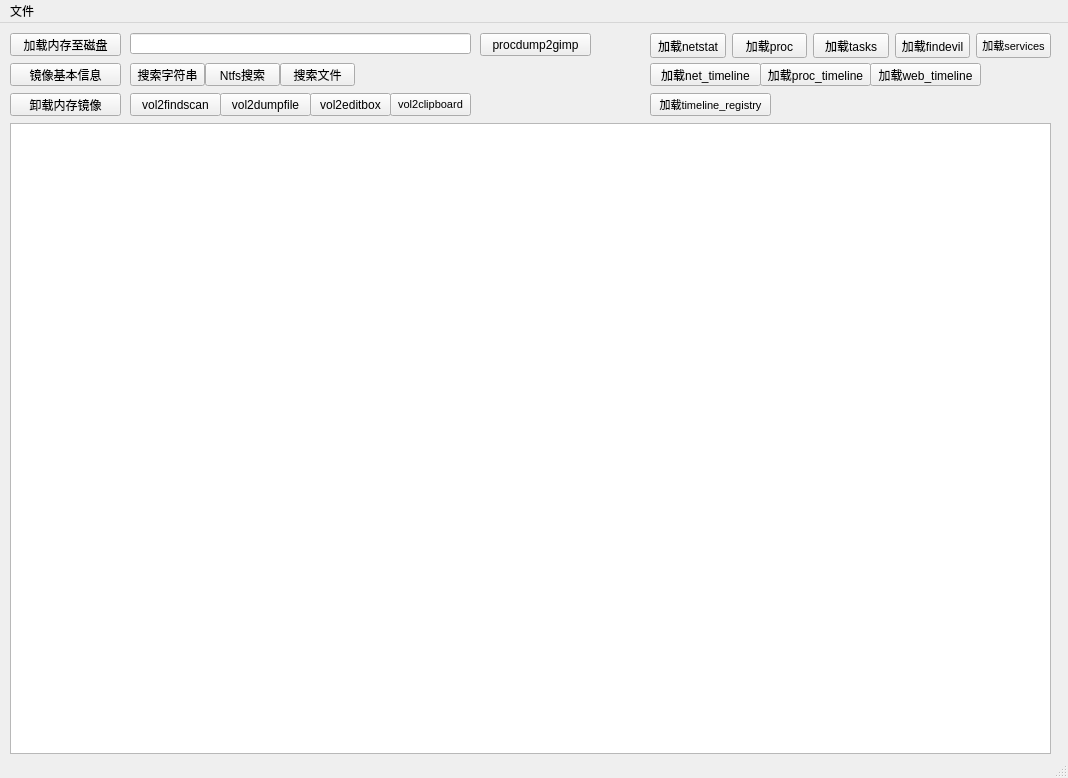
Qt form Lovelymem.ui (Tokeii0/LovelyMem) before a commit.
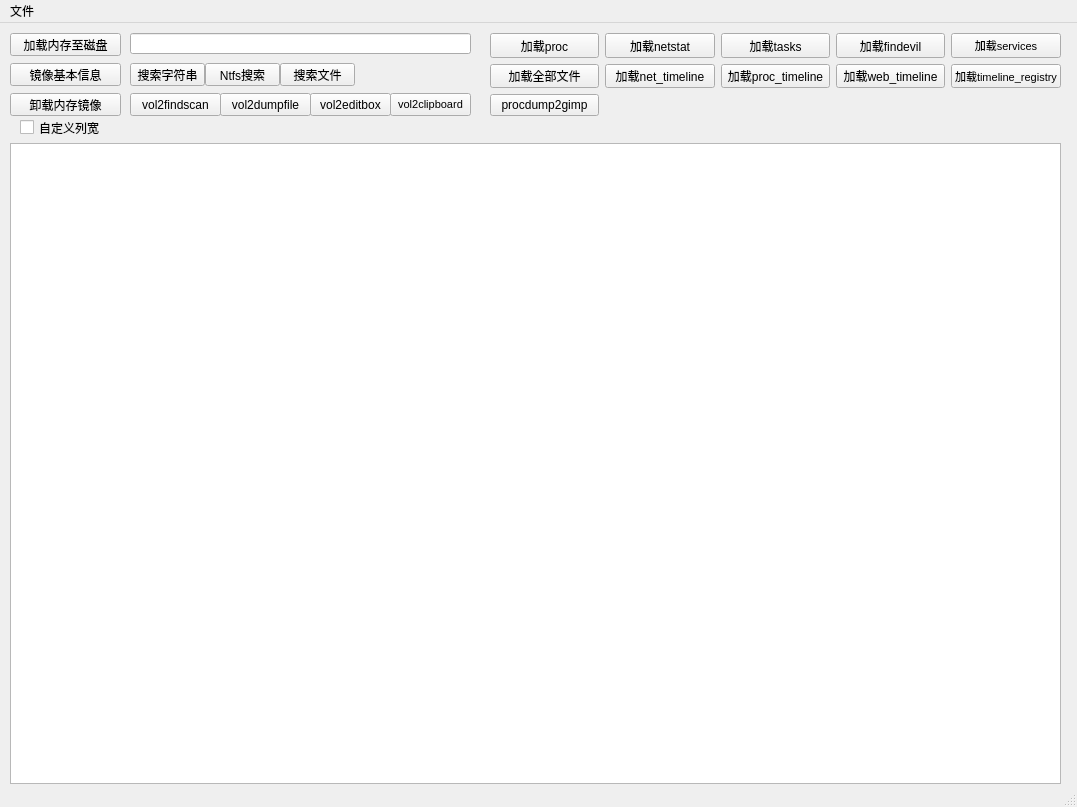
The same form after that commit.

Commit message: 版本更新至 v0.3

The edit to the form file:
```diff
--- a/Lovelymem.ui
+++ b/Lovelymem.ui
@@ -6,8 +6,8 @@
    <rect>
     <x>0</x>
     <y>0</y>
-    <width>1068</width>
-    <height>778</height>
+    <width>1077</width>
+    <height>807</height>
    </rect>
   </property>
   <property name="windowTitle">
@@ -44,9 +44,9 @@
     <property name="geometry">
      <rect>
       <x>10</x>
-      <y>100</y>
-      <width>1041</width>
-      <height>631</height>
+      <y>120</y>
+      <width>1051</width>
+      <height>641</height>
      </rect>
     </property>
     <property name="rowCount">
@@ -94,45 +94,6 @@
      <string/>
     </property>
    </widget>
-   <widget class="QPushButton" name="pushButton_load_netstat_timeline">
-    <property name="geometry">
-     <rect>
-      <x>650</x>
-      <y>40</y>
-      <width>111</width>
-      <height>23</height>
-     </rect>
-    </property>
-    <property name="text">
-     <string>加载net_timeline</string>
-    </property>
-   </widget>
-   <widget class="QPushButton" name="pushButton_load_proc_timeline">
-    <property name="geometry">
-     <rect>
-      <x>760</x>
-      <y>40</y>
-      <width>111</width>
-      <height>23</height>
-     </rect>
-    </property>
-    <property name="text">
-     <string>加载proc_timeline</string>
-    </property>
-   </widget>
-   <widget class="QPushButton" name="pushButton_load_web_timeline">
-    <property name="geometry">
-     <rect>
-      <x>870</x>
-      <y>40</y>
-      <width>111</width>
-      <height>23</height>
-     </rect>
-    </property>
-    <property name="text">
-     <string>加载web_timeline</string>
-    </property>
-   </widget>
    <widget class="QPushButton" name="pushButton_findrow">
     <property name="geometry">
      <rect>
@@ -201,19 +162,6 @@
      <string>Ntfs搜索</string>
     </property>
    </widget>
-   <widget class="QPushButton" name="pushButton_procdump2gimp">
-    <property name="geometry">
-     <rect>
-      <x>480</x>
-      <y>10</y>
-      <width>111</width>
-      <height>23</height>
-     </rect>
-    </property>
-    <property name="text">
-     <string>procdump2gimp</string>
-    </property>
-   </widget>
    <widget class="QPushButton" name="pushButton_vol2editbox">
     <property name="geometry">
      <rect>
@@ -245,63 +193,92 @@
      <string>vol2clipboard</string>
     </property>
    </widget>
-   <widget class="QPushButton" name="pushButton_load_timeline_registry">
+   <widget class="QWidget" name="gridLayoutWidget">
     <property name="geometry">
      <rect>
-      <x>650</x>
-      <y>70</y>
-      <width>121</width>
-      <height>23</height>
-     </rect>
-    </property>
-    <property name="font">
-     <font>
-      <pointsize>8</pointsize>
-     </font>
-    </property>
-    <property name="text">
-     <string>加载timeline_registry</string>
-    </property>
-   </widget>
-   <widget class="QWidget" name="">
-    <property name="geometry">
-     <rect>
-      <x>650</x>
+      <x>490</x>
       <y>10</y>
-      <width>401</width>
-      <height>25</height>
+      <width>571</width>
+      <height>83</height>
      </rect>
     </property>
-    <layout class="QHBoxLayout" name="horizontalLayout">
-     <item>
-      <widget class="QPushButton" name="pushButton_load_netstat">
+    <layout class="QGridLayout" name="gridLayout">
+     <item row="1" column="2">
+      <widget class="QPushButton" name="pushButton_load_proc_timeline">
        <property name="text">
-        <string>加载netstat</string>
+        <string>加载proc_timeline</string>
        </property>
       </widget>
      </item>
-     <item>
+     <item row="1" column="3">
+      <widget class="QPushButton" name="pushButton_load_web_timeline">
+       <property name="text">
+        <string>加载web_timeline</string>
+       </property>
+      </widget>
+     </item>
+     <item row="1" column="4">
+      <widget class="QPushButton" name="pushButton_load_timeline_registry">
+       <property name="font">
+        <font>
+         <pointsize>8</pointsize>
+        </font>
+       </property>
+       <property name="text">
+        <string>加载timeline_registry</string>
+       </property>
+      </widget>
+     </item>
+     <item row="1" column="1">
+      <widget class="QPushButton" name="pushButton_load_netstat_timeline">
+       <property name="text">
+        <string>加载net_timeline</string>
+       </property>
+      </widget>
+     </item>
+     <item row="1" column="0">
+      <widget class="QPushButton" name="pushButton_loadallfile">
+       <property name="text">
+        <string>加载全部文件</string>
+       </property>
+      </widget>
+     </item>
+     <item row="0" column="0">
       <widget class="QPushButton" name="pushButton_load_proc">
        <property name="text">
         <string>加载proc</string>
        </property>
       </widget>
      </item>
-     <item>
+     <item row="2" column="0">
+      <widget class="QPushButton" name="pushButton_procdump2gimp">
+       <property name="text">
+        <string>procdump2gimp</string>
+       </property>
+      </widget>
+     </item>
+     <item row="0" column="1">
+      <widget class="QPushButton" name="pushButton_load_netstat">
+       <property name="text">
+        <string>加载netstat</string>
+       </property>
+      </widget>
+     </item>
+     <item row="0" column="2">
       <widget class="QPushButton" name="pushButton_load_tasks">
        <property name="text">
         <string>加载tasks</string>
        </property>
       </widget>
      </item>
-     <item>
+     <item row="0" column="3">
       <widget class="QPushButton" name="pushButton_load_findevil">
        <property name="text">
         <string>加载findevil</string>
        </property>
       </widget>
      </item>
-     <item>
+     <item row="0" column="4">
       <widget class="QPushButton" name="pushButton_services">
        <property name="font">
         <font>
@@ -315,13 +292,26 @@
      </item>
     </layout>
    </widget>
+   <widget class="QCheckBox" name="checkBox_cusHW">
+    <property name="geometry">
+     <rect>
+      <x>20</x>
+      <y>95</y>
+      <width>101</width>
+      <height>19</height>
+     </rect>
+    </property>
+    <property name="text">
+     <string>自定义列宽</string>
+    </property>
+   </widget>
   </widget>
   <widget class="QMenuBar" name="menubar">
    <property name="geometry">
     <rect>
      <x>0</x>
      <y>0</y>
-     <width>1068</width>
+     <width>1077</width>
      <height>21</height>
     </rect>
    </property>
```
Left out of the diff: 2 changed lines with no effect on the pictures. The commit also changes 2 other files.
